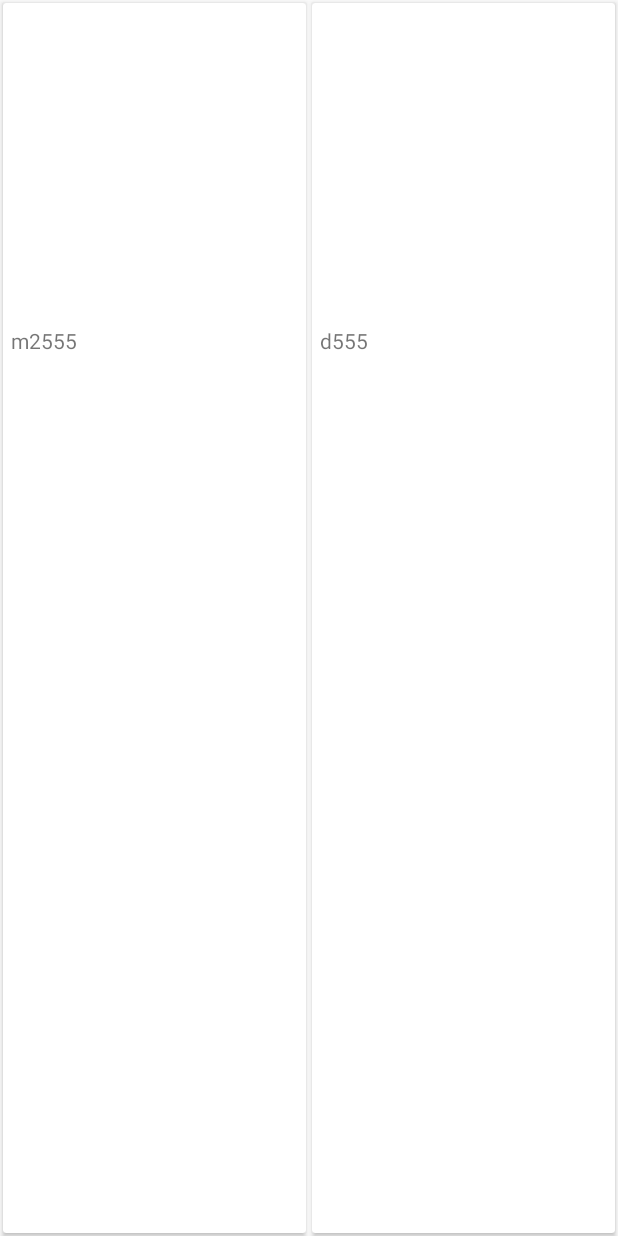
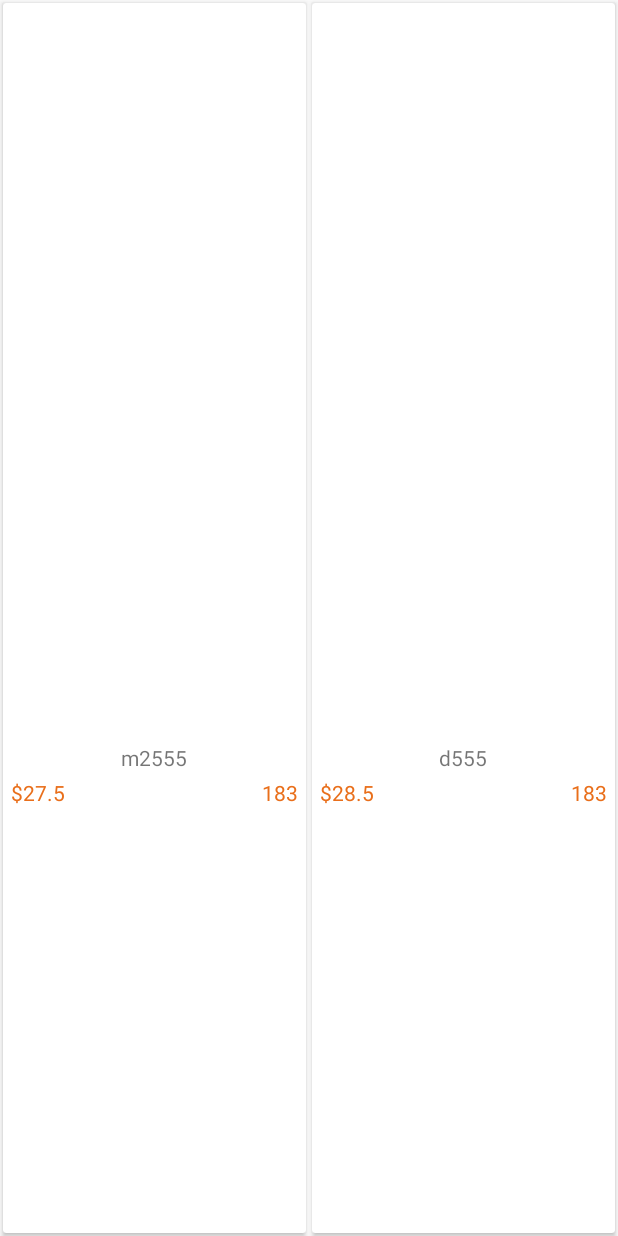
Before and after one commit to TangGSen/SenV2, an Android app: the fragment FoundChildFragment shown on its own in the app's theme, on a phone screen of 412 x 824 dp. Run offline under Robolectric (Android 15) with nearby library versions, the phone set to English and light mode, and no system bars; our stand-ins replace ButterKnife; libraries missing offline, so code that uses them is left out: com.nostra13.universalimageloader; 1 statement that could not run was skipped.

```diff
--- a/liuboss/src/main/java/com/sen/adapter/ClassChildRecyclerAdapter.java
+++ b/liuboss/src/main/java/com/sen/adapter/ClassChildRecyclerAdapter.java
@@ -74,7 +74,9 @@ public class ClassChildRecyclerAdapter extends RecyclerView.Adapter<ClassChildRe
         }
         ClassChildItemBean classChildItemBean = mData.get(position);
         holder.mImageView.setTag(classChildItemBean.getImgUrl());
-        holder.mTextView.setText(classChildItemBean.getDesTxt());
+        holder.mDesTxtView.setText(classChildItemBean.getDesTxt());
+        holder.mPriceTxtView.setText("$"+classChildItemBean.getPriceTxt());
+        holder.mLoveCountTxtVeiw.setText(classChildItemBean.getLoveCount()+"");
         ImageLoader.getInstance().displayImage(classChildItemBean.getImgUrl(), holder.mImageView, ImageLoadOptions.getBannerImageOptions());
 
     }
@@ -86,12 +88,14 @@ public class ClassChildRecyclerAdapter extends RecyclerView.Adapter<ClassChildRe
 
     //自定义的ViewHolder，持有每个Item的的所有界面元素
     public static class ViewHolder extends RecyclerView.ViewHolder {
-        public AppCompatTextView mTextView;
+        public AppCompatTextView mDesTxtView,mPriceTxtView,mLoveCountTxtVeiw;
         public AppCompatImageView mImageView;
 
         public ViewHolder(View view) {
             super(view);
-            mTextView = (AppCompatTextView) view.findViewById(R.id.item_des_text);
+            mDesTxtView = (AppCompatTextView) view.findViewById(R.id.item_des_text);
+            mPriceTxtView = (AppCompatTextView) view.findViewById(R.id.item_txt_price);
+            mLoveCountTxtVeiw = (AppCompatTextView) view.findViewById(R.id.item_txt_love);
             mImageView = (AppCompatImageView) view.findViewById(R.id.item_imageview);
         }
 
--- a/liuboss/src/main/java/com/sen/mode/ClassChildItemBean.java
+++ b/liuboss/src/main/java/com/sen/mode/ClassChildItemBean.java
@@ -10,23 +10,44 @@ public class ClassChildItemBean {
 
     private String imgUrl;
     private String desTxt;
+    private float priceTxt;
+    private int loveCount;
     private List<ClassChildItemBean> data;
-    public ClassChildItemBean(String url,String des){
+
+    public ClassChildItemBean(String url, String des, float priceTxt, int loveCount) {
         this.imgUrl = url;
         this.desTxt = des;
+        this.priceTxt = priceTxt;
+        this.loveCount = loveCount;
     }
 
-    public ClassChildItemBean(){
+    public ClassChildItemBean() {
         data = new ArrayList<ClassChildItemBean>();
-        data.add(new ClassChildItemBean("http://img4.duitang.com/uploads/item/201112/03/20111203202432_BPPR3.thumb.600_0.jpg","m2555"));
-        data.add(new ClassChildItemBean("http://img5.duitang.com/uploads/item/201407/31/20140731223506_Hx4PM.thumb.700_0.jpeg","d555"));
-        data.add(new ClassChildItemBean("http://pic.nipic.com/2007-11-14/20071114232440935_2.jpg","555"));
-        data.add(new ClassChildItemBean("http://img4.duitang.com/uploads/item/201405/06/20140506001247_sZeQV.thumb.600_0.jpeg","f555"));
-        data.add(new ClassChildItemBean("http://img0.imgtn.bdimg.com/it/u=2900221769,2653773917&fm=21&gp=0.jpg","t555"));
-        data.add(new ClassChildItemBean("http://img4.imgtn.bdimg.com/it/u=3770158393,1662384103&fm=21&gp=0.jpg","y555"));
-        data.add(new ClassChildItemBean("http://img4.imgtn.bdimg.com/it/u=874107384,3107805724&fm=21&gp=0.jpg","g555"));
-        data.add(new ClassChildItemBean("http://cdn.duitang.com/uploads/item/201201/01/20120101115642_rfn2t.jpg","h555"));
-        data.add(new ClassChildItemBean("http://img4.imgtn.bdimg.com/it/u=2248447279,928629987&fm=21&gp=0.jpg","j555"));
+        data.add(new ClassChildItemBean("http://img4.duitang.com/uploads/item/201112/03/20111203202432_BPPR3.thumb.600_0.jpg", "m2555",27.5f,183));
+        data.add(new ClassChildItemBean("http://img5.duitang.com/uploads/item/201407/31/20140731223506_Hx4PM.thumb.700_0.jpeg", "d555",28.5f,183));
+        data.add(new ClassChildItemBean("http://pic.nipic.com/2007-11-14/20071114232440935_2.jpg", "555",38.5f,183));
+        data.add(new ClassChildItemBean("http://img4.duitang.com/uploads/item/201405/06/20140506001247_sZeQV.thumb.600_0.jpeg", "f555",28.9f,183));
+        data.add(new ClassChildItemBean("http://img0.imgtn.bdimg.com/it/u=2900221769,2653773917&fm=21&gp=0.jpg", "t555",28.9f,183));
+        data.add(new ClassChildItemBean("http://img4.imgtn.bdimg.com/it/u=3770158393,1662384103&fm=21&gp=0.jpg", "y555",27.9f,183));
+        data.add(new ClassChildItemBean("http://img4.imgtn.bdimg.com/it/u=874107384,3107805724&fm=21&gp=0.jpg", "g555",29.9f,183));
+        data.add(new ClassChildItemBean("http://cdn.duitang.com/uploads/item/201201/01/20120101115642_rfn2t.jpg", "h555",49.9f,183));
+        data.add(new ClassChildItemBean("http://img4.imgtn.bdimg.com/it/u=2248447279,928629987&fm=21&gp=0.jpg", "j555",59.9f,183));
+    }
+
+    public float getPriceTxt() {
+        return priceTxt;
+    }
+
+    public void setPriceTxt(float priceTxt) {
+        this.priceTxt = priceTxt;
+    }
+
+    public int getLoveCount() {
+        return loveCount;
+    }
+
+    public void setLoveCount(int loveCount) {
+        this.loveCount = loveCount;
     }
 
     public String getImgUrl() {
--- a/liuboss/src/main/res/layout/item_found_class_layout.xml
+++ b/liuboss/src/main/res/layout/item_found_class_layout.xml
@@ -4,7 +4,6 @@
     android:layout_width="match_parent"
     android:layout_height="match_parent"
     android:layout_margin="2dp"
-    android:orientation="vertical"
     app:cardCornerRadius="2dp"
     app:elevation="1dp">
 
@@ -12,27 +11,53 @@
         android:id="@+id/base_swipe_item_container"
         android:layout_width="match_parent"
         android:layout_height="match_parent"
+        android:gravity="center"
         android:padding="5dp">
+
         <android.support.v7.widget.AppCompatImageView
             android:id="@+id/item_imageview"
             android:layout_width="match_parent"
             android:layout_height="0dp"
-            android:layout_gravity="center"
             android:scaleType="centerCrop" />
 
         <android.support.v7.widget.AppCompatTextView
+            android:id="@+id/item_des_text"
+            android:layout_width="match_parent"
+            android:layout_height="wrap_content"
             android:layout_below="@id/item_imageview"
             android:layout_marginTop="@dimen/frgment_login_4dp"
-            android:id="@+id/item_des_text"
-            android:layout_width="wrap_content"
-            android:layout_height="wrap_content"
-            android:maxLines="1"
             android:ellipsize="end"
             android:gravity="center"
+            android:maxLines="1"
+            android:text="@string/app_name"
+            android:textSize="@dimen/fragment_font_14sp" />
+
+        <android.support.v7.widget.AppCompatTextView
+            android:id="@+id/item_txt_price"
+            android:layout_width="match_parent"
+            android:layout_height="wrap_content"
+            android:layout_below="@id/item_des_text"
+            android:layout_marginTop="@dimen/frgment_login_4dp"
+            android:ellipsize="end"
+            android:gravity="left"
+            android:textColor="@color/common_orange_pressed_color"
+            android:maxLines="1"
+            android:text="@string/app_name"
+            android:textSize="@dimen/fragment_font_14sp" />
+
+        <android.support.v7.widget.AppCompatTextView
+            android:id="@+id/item_txt_love"
+            android:layout_width="match_parent"
+            android:layout_height="wrap_content"
+            android:layout_below="@id/item_des_text"
+            android:layout_marginTop="@dimen/frgment_login_4dp"
+            android:ellipsize="end"
+            android:gravity="right"
+            android:textColor="@color/common_orange_pressed_color"
+            android:maxLines="1"
             android:text="@string/app_name"
             android:textSize="@dimen/fragment_font_14sp" />
     </RelativeLayout>
 
 
-
 </android.support.v7.widget.CardView>
```
